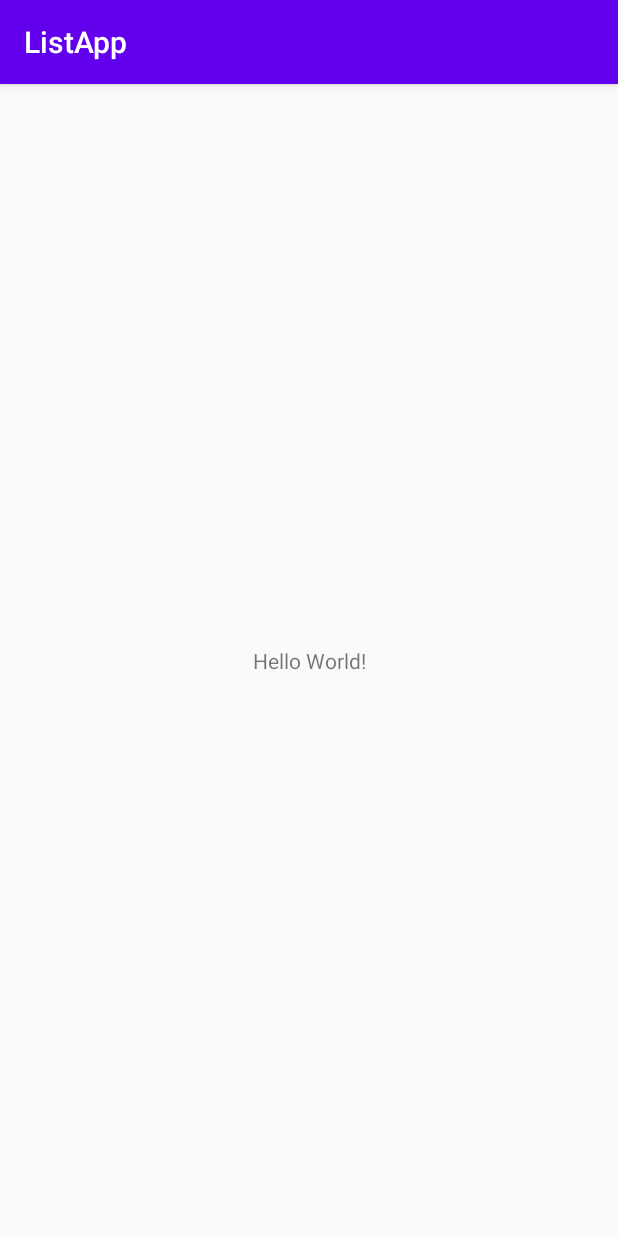
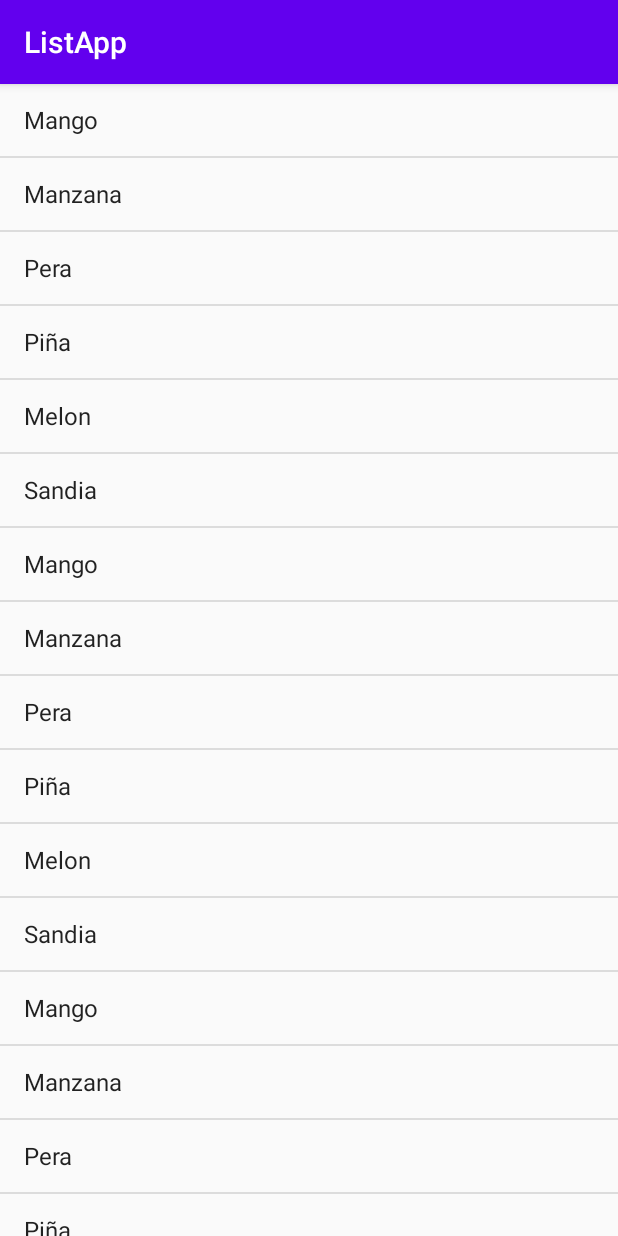
Before and after one commit to JoseVQuintero/ListApp, an Android app: the screen it shows after launch (MainActivity), on a phone screen of 412 x 824 dp. Run offline under Robolectric (Android 15) with nearby library versions, the phone set to English and light mode, and no system bars.

Commit message:
fixed problems merge

```diff
--- a/app/src/main/AndroidManifest.xml
+++ b/app/src/main/AndroidManifest.xml
@@ -9,7 +9,7 @@
         android:roundIcon="@mipmap/ic_launcher_round"
         android:supportsRtl="true"
         android:theme="@style/AppTheme">
-        <activity android:name=".MainActivity">
+        <activity android:name=".presentation.main.MainActivity">
             <intent-filter>
                 <action android:name="android.intent.action.MAIN" />
 
--- a/app/src/main/java/com/danisable/listapp/MainActivity.kt
+++ /dev/null
@@ -1,11 +0,0 @@
-package com.danisable.listapp
-
-import androidx.appcompat.app.AppCompatActivity
-import android.os.Bundle
-
-class MainActivity : AppCompatActivity() {
-    override fun onCreate(savedInstanceState: Bundle?) {
-        super.onCreate(savedInstanceState)
-        setContentView(R.layout.activity_main)
-    }
-}
--- /dev/null
+++ b/app/src/main/java/com/danisable/listapp/domain/model/Artist.kt
@@ -0,0 +1,7 @@
+package com.danisable.listapp.domain.model
+
+data class Artist (
+    val name: String,
+    val description: String,
+    val image: String
+)
--- /dev/null
+++ b/app/src/main/java/com/danisable/listapp/presentation/main/MainActivity.kt
@@ -0,0 +1,28 @@
+package com.danisable.listapp.presentation.main
+
+import androidx.appcompat.app.AppCompatActivity
+import android.os.Bundle
+import android.widget.ArrayAdapter
+import com.danisable.listapp.R
+import com.danisable.listapp.domain.model.Artist
+import kotlinx.android.synthetic.main.activity_main.*
+
+class MainActivity : AppCompatActivity() {
+
+    val names = arrayListOf<String>("Mango","Manzana","Pera","Piña","Melon","Sandia","Mango","Manzana","Pera","Piña","Melon","Sandia","Mango","Manzana","Pera","Piña","Melon","Sandia")
+    val artist = arrayListOf<Artist>()
+    override fun onCreate(savedInstanceState: Bundle?) {
+        super.onCreate(savedInstanceState)
+        setContentView(R.layout.activity_main)
+
+        /*artist.add(Artist("Parm 1","Parm 2","Parm 3"))
+        artist.forEach{it ->
+            it.name
+
+        }*/
+        val adapter = ArrayAdapter(this, android.R.layout.simple_list_item_1,names)
+        listName.adapter = adapter
+
+
+    }
+}
--- a/app/src/main/res/layout/activity_main.xml
+++ b/app/src/main/res/layout/activity_main.xml
@@ -4,15 +4,13 @@
     xmlns:tools="http://schemas.android.com/tools"
     android:layout_width="match_parent"
     android:layout_height="match_parent"
-    tools:context=".MainActivity">
+    tools:context=".presentation.main.MainActivity">
 
-    <TextView
-        android:layout_width="wrap_content"
-        android:layout_height="wrap_content"
-        android:text="Hello World!"
-        app:layout_constraintBottom_toBottomOf="parent"
-        app:layout_constraintLeft_toLeftOf="parent"
-        app:layout_constraintRight_toRightOf="parent"
-        app:layout_constraintTop_toTopOf="parent" />
+    <ListView
+        android:id="@+id/listName"
+        android:layout_width="match_parent"
+        android:layout_height="match_parent"
+        tools:layout_editor_absoluteX="1dp"
+        tools:layout_editor_absoluteY="1dp" />
 
 </androidx.constraintlayout.widget.ConstraintLayout>
```
